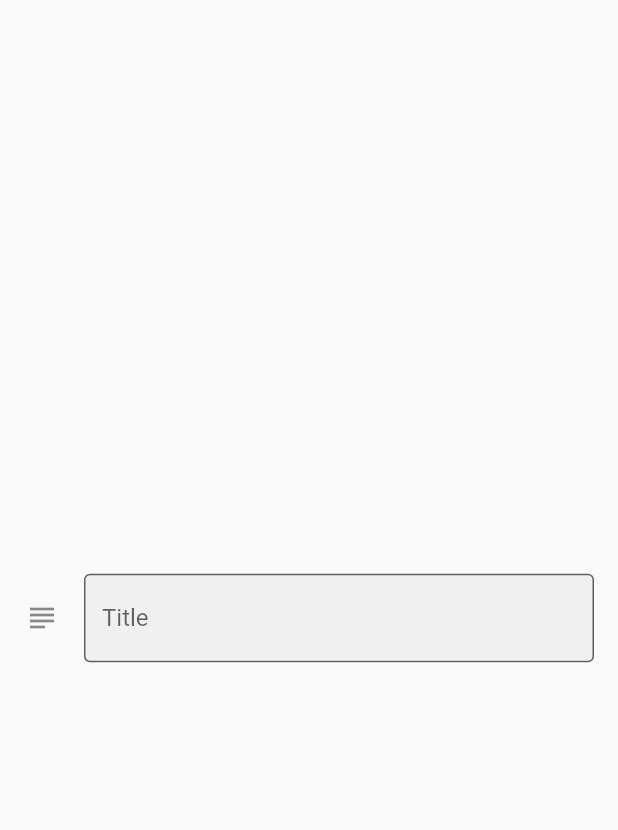
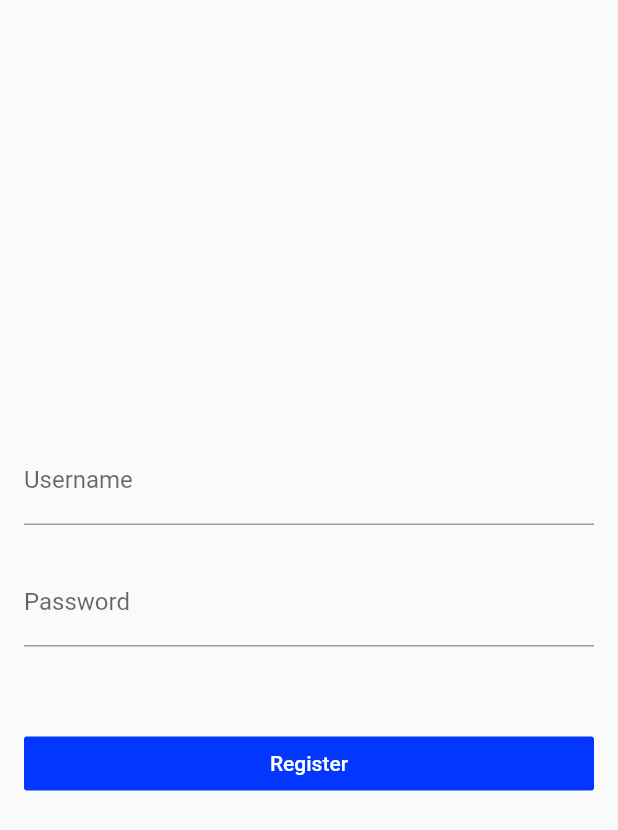
Before and after one commit to peakerWu/flutter, a Flutter app: the screen it shows after launch, on a phone screen of 412 x 824 dp. Shown: the top 830 px of the screen. Run offline on Flutter 3.47's test engine with Material 2 defaults, Android fonts, the phone set to English and light mode, and no system bars; missing offline and left inert: dart:ffi.

Commit message:
forms 知识学完

```diff
--- a/lib/demo/form_demo.dart
+++ b/lib/demo/form_demo.dart
@@ -1,3 +1,5 @@
+import 'dart:ffi';
+
 import 'package:flutter/material.dart';
 
 class FormDemo extends StatelessWidget {
@@ -15,10 +17,98 @@ class FormDemo extends StatelessWidget {
           child: Column(
             mainAxisAlignment: MainAxisAlignment.center,
             children: <Widget>[
-              TextFieldDemo()
+              RegisterFormDemo()
             ],
           ),
         ),
+      ),
+    );
+  }
+}
+
+class RegisterFormDemo extends StatefulWidget {
+  RegisterFormDemo({Key key}) : super(key: key);
+
+  _RegisterFormDemoState createState() => _RegisterFormDemoState();
+}
+
+class _RegisterFormDemoState extends State<RegisterFormDemo> {
+  final registerFormKey = GlobalKey<FormState>();
+  String username, password;
+  bool autovalidate = false;
+
+  void _submitRegisterForm () {
+    if(registerFormKey.currentState.validate()) {
+      registerFormKey.currentState.save();
+      debugPrint('username: $username');
+      debugPrint('password: $password');
+
+      Scaffold.of(context).showSnackBar(
+        SnackBar(
+          content: Text('Register...'),
+        )
+      );
+    } else {
+      autovalidate = true;
+    }
+  }
+
+  String validateUsername (value) {
+    if(value.isEmpty) {
+      return 'Username is required';
+    }
+    return null;
+  }
+
+  String validatePassword (value) {
+    if(value.isEmpty) {
+      return 'Password is required';
+    }
+    return null;
+  }
+
+  @override
+  Widget build(BuildContext context) {
+    return Form(
+      key: registerFormKey,
+      child: Column(
+        children: <Widget>[
+          TextFormField(
+            onSaved: (value) {
+              username = value;
+            },
+            decoration: InputDecoration(
+              labelText: 'Username',
+              helperText: '',
+            ),
+            validator: validateUsername,
+            autovalidate: autovalidate,
+          ),
+          TextFormField(
+            onSaved: (value) {
+              password = value;
+            },
+            obscureText: true,
+            decoration: InputDecoration(
+              labelText: 'Password',
+              helperText: ''
+            ),
+            validator: validatePassword,
+            autovalidate: autovalidate,
+          ),
+          SizedBox(
+            height: 32.0,
+          ),
+          Container(
+            width: double.infinity,
+            child: RaisedButton(
+              child: Text('Register', style: TextStyle(color: Colors.white),),
+              color: Theme.of(context).accentColor,
+              elevation: 0.0,
+              onPressed: _submitRegisterForm,
+            ),
+          )
+        ],
       ),
     );
   }
@@ -31,10 +121,31 @@ class TextFieldDemo extends StatefulWidget {
 }
 
 class _TextFieldDemoState extends State<TextFieldDemo> {
+  final textEditingController = TextEditingController();
+
+  @override
+  void dispose() {
+    textEditingController.dispose();
+    super.dispose();
+  }
+  @override
+  void initState() {
+    super.initState();
+    // textEditingController.text = 'text';
+    textEditingController.addListener(
+      () {
+        debugPrint(textEditingController.text);
+      }
+    );
+  }
+
   @override
   Widget build(BuildContext context) {
     return Container(
        child: TextField(
+         controller: textEditingController,
+        //  onChanged: (value) => debugPrint('input：$value'),
+         onSubmitted: (value) => debugPrint('submit：$value'),
          decoration: InputDecoration(
            icon: Icon(Icons.subject),
            labelText: 'Title',
--- a/lib/main.dart
+++ b/lib/main.dart
@@ -31,7 +31,8 @@ class App extends StatelessWidget {
       theme: ThemeData(
         primarySwatch: Colors.yellow,
         highlightColor: Color.fromRGBO(255, 255, 255, 0.5),
-        splashColor: Colors.white70
+        splashColor: Colors.white70,
+        accentColor: Color.fromRGBO(3, 54, 255, 1.0)
         ),
     );
   }
```
